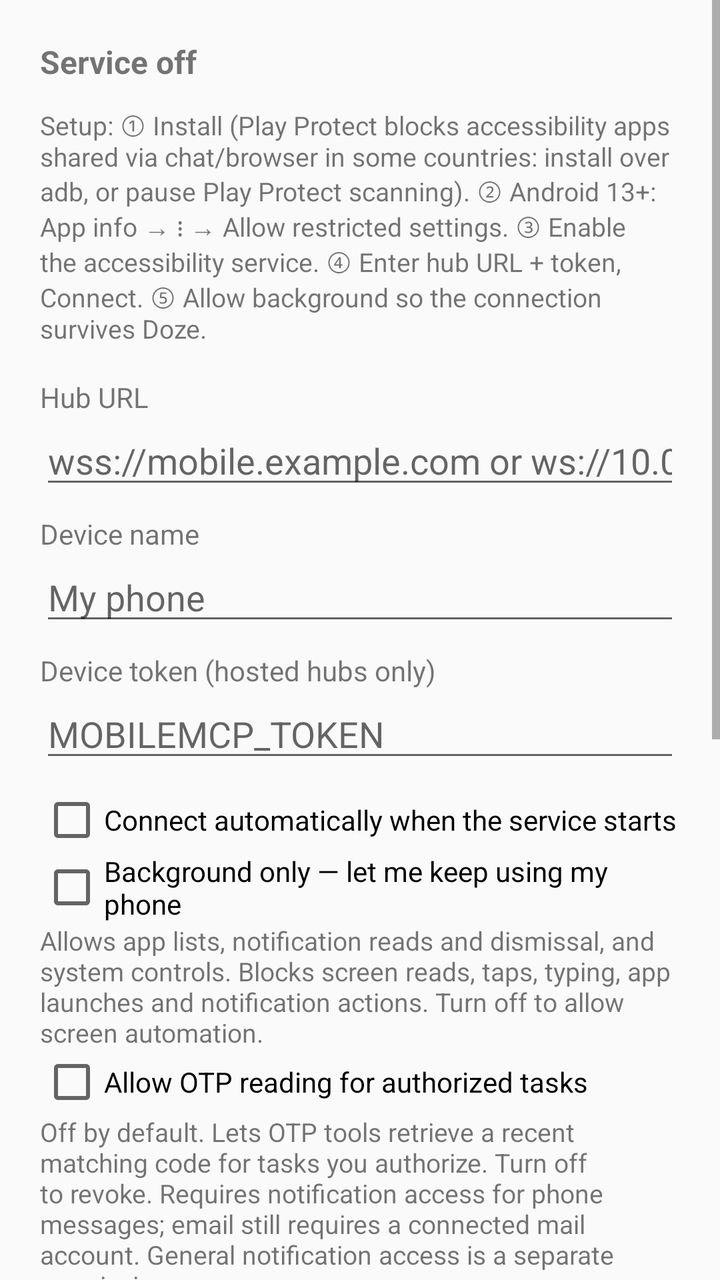
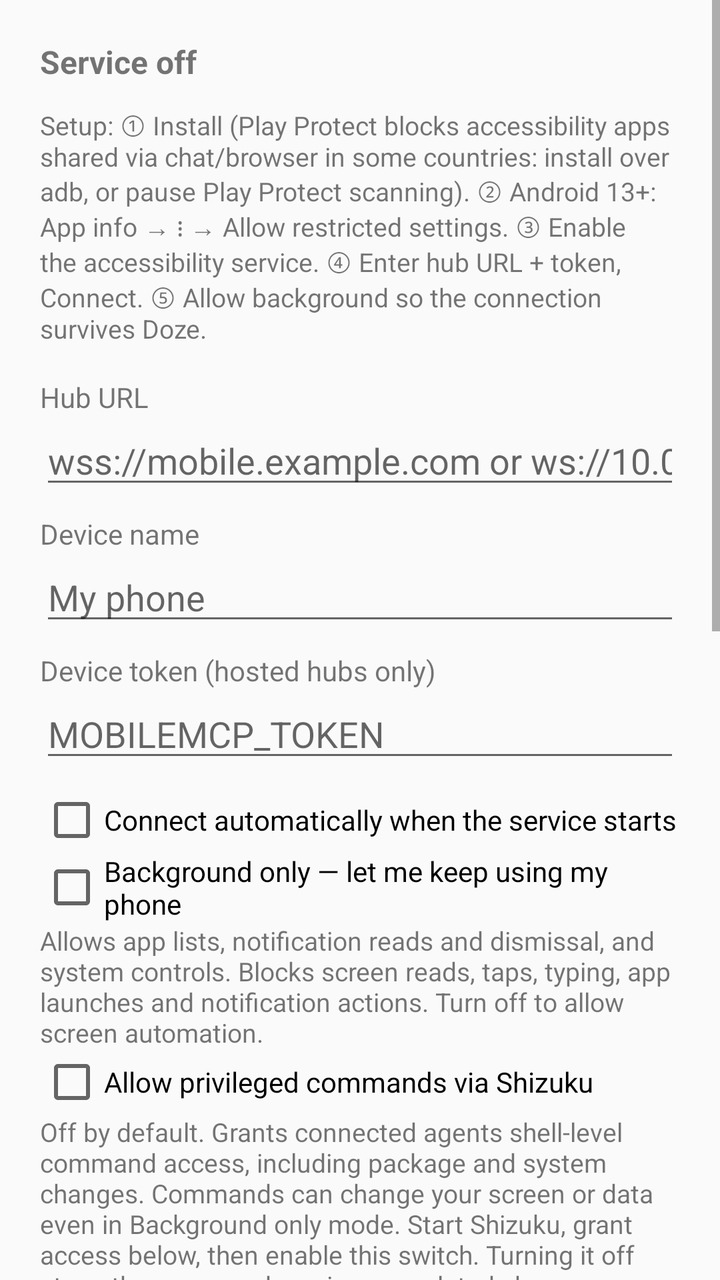

Two renders of the same Android screen: before a commit and after it. Below are the layout's source before the change and the commit's diff.
<!-- AndroidManifest.xml: application theme Theme.MobileMCP -->
<!-- res/layout/activity_main.xml -->
<?xml version="1.0" encoding="utf-8"?>
<ScrollView xmlns:android="http://schemas.android.com/apk/res/android"
    android:layout_width="match_parent" android:layout_height="match_parent" android:fitsSystemWindows="true">
    <LinearLayout android:layout_width="match_parent" android:layout_height="wrap_content"
        android:orientation="vertical" android:padding="20dp">

        <TextView android:id="@+id/status" android:layout_width="match_parent" android:layout_height="wrap_content"
            android:textSize="16sp" android:textStyle="bold" android:text="Service off" />

        <TextView android:layout_width="match_parent" android:layout_height="wrap_content" android:layout_marginTop="12dp" android:textSize="13sp"
            android:text="Setup: ① Install (Play Protect blocks accessibility apps shared via chat/browser in some countries: install over adb, or pause Play Protect scanning). ② Android 13+: App info → ⋮ → Allow restricted settings. ③ Enable the accessibility service. ④ Enter hub URL + token, Connect. ⑤ Allow background so the connection survives Doze." />

        <TextView android:layout_width="match_parent" android:layout_height="wrap_content" android:layout_marginTop="16dp" android:text="Hub URL" />
        <EditText android:id="@+id/hubUrl" android:layout_width="match_parent" android:layout_height="wrap_content"
            android:hint="wss://mobile.example.com or ws://10.0.2.2:17692" android:inputType="textUri" android:importantForAutofill="no" />

        <TextView android:layout_width="match_parent" android:layout_height="wrap_content" android:layout_marginTop="8dp" android:text="Device name" />
        <EditText android:id="@+id/deviceName" android:layout_width="match_parent" android:layout_height="wrap_content"
            android:hint="My phone" android:inputType="text" android:importantForAutofill="no" />

        <TextView android:layout_width="match_parent" android:layout_height="wrap_content" android:layout_marginTop="8dp" android:text="Device token (hosted hubs only)" />
        <EditText android:id="@+id/token" android:layout_width="match_parent" android:layout_height="wrap_content"
            android:hint="MOBILEMCP_TOKEN" android:inputType="textPassword" android:importantForAutofill="no" />

        <CheckBox android:id="@+id/autoConnect" android:layout_width="match_parent" android:layout_height="wrap_content"
            android:layout_marginTop="8dp" android:text="Connect automatically when the service starts" />

        <CheckBox android:id="@+id/backgroundOnly" android:layout_width="match_parent" android:layout_height="wrap_content"
            android:text="Background only — let me keep using my phone" />
        <TextView android:layout_width="match_parent" android:layout_height="wrap_content" android:textSize="13sp"
            android:text="Allows app lists, notification reads and dismissal, and system controls. Blocks screen reads, taps, typing, app launches and notification actions. Turn off to allow screen automation." />

        <CheckBox android:id="@+id/otpAllowed" android:layout_width="match_parent" android:layout_height="wrap_content"
            android:text="Allow OTP reading for authorized tasks" />
        <TextView android:layout_width="match_parent" android:layout_height="wrap_content" android:textSize="13sp"
            android:text="Off by default. Lets OTP tools retrieve a recent matching code for tasks you authorize. Turn off to revoke. Requires notification access for phone messages; email still requires a connected mail account. General notification access is a separate permission." />

        <Button android:id="@+id/appInfo" android:layout_width="match_parent" android:layout_height="wrap_content"
            android:layout_marginTop="16dp" android:text="App info (allow restricted settings)" />
        <Button android:id="@+id/enableService" android:layout_width="match_parent" android:layout_height="wrap_content"
            android:text="1. Enable accessibility service" />
        <Button android:id="@+id/connect" android:layout_width="match_parent" android:layout_height="wrap_content"
            android:text="2. Connect" />
        <TextView android:layout_width="match_parent" android:layout_height="wrap_content" android:layout_marginTop="12dp" android:textSize="13sp"
            android:text="Optional permissions: notification access enables reading/replying to notifications and Do Not Disturb; modify system settings enables brightness and rotation." />
        <Button android:id="@+id/notificationAccess" android:layout_width="match_parent" android:layout_height="wrap_content" android:text="Notification access" />
        <Button android:id="@+id/writeSettings" android:layout_width="match_parent" android:layout_height="wrap_content" android:text="Modify system settings" />
        <Button android:id="@+id/battery" android:layout_width="match_parent" android:layout_height="wrap_content"
            android:text="Allow background (ignore battery optimization)" />

        <TextView android:layout_width="match_parent" android:layout_height="wrap_content" android:layout_marginTop="16dp" android:text="Log" android:textStyle="bold" />
        <TextView android:id="@+id/log" android:layout_width="match_parent" android:layout_height="wrap_content"
            android:fontFamily="monospace" android:textSize="11sp" android:textIsSelectable="true" />
    </LinearLayout>
</ScrollView>
<!-- resources referenced by this layout -->
<resources>
  <style name="Theme.MobileMCP" parent="Theme.AppCompat.DayNight" />
</resources>

<!-- the commit's change to res/layout/activity_main.xml (unified diff, before → after) -->
@@ -30,6 +30,9 @@
         <TextView android:layout_width="match_parent" android:layout_height="wrap_content" android:textSize="13sp"
             android:text="Allows app lists, notification reads and dismissal, and system controls. Blocks screen reads, taps, typing, app launches and notification actions. Turn off to allow screen automation." />
 
+        <CheckBox android:id="@+id/commandsAllowed" android:layout_width="match_parent" android:layout_height="wrap_content" android:text="Allow privileged commands via Shizuku" />
+        <TextView android:layout_width="match_parent" android:layout_height="wrap_content" android:textSize="13sp" android:text="Off by default. Grants connected agents shell-level command access, including package and system changes. Commands can change your screen or data even in Background only mode. Start Shizuku, grant access below, then enable this switch. Turning it off stops the command service; completed changes remain." />
+        <Button android:id="@+id/shizukuPermission" android:layout_width="match_parent" android:layout_height="wrap_content" android:text="Grant Shizuku access" />
         <CheckBox android:id="@+id/otpAllowed" android:layout_width="match_parent" android:layout_height="wrap_content"
             android:text="Allow OTP reading for authorized tasks" />
         <TextView android:layout_width="match_parent" android:layout_height="wrap_content" android:textSize="13sp"
